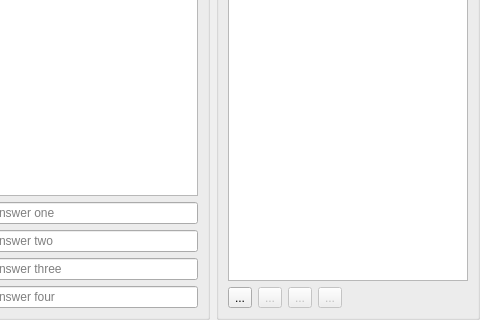
This is src/templates/quiz/quizeditor.ui in BuildmLearn/BuildmLearn-Toolkit as Qt 5 draws it before an edit; both pictures show x 108 to 588 and y 108 to 428 of the 588 by 428 pixel window. The edited form follows.
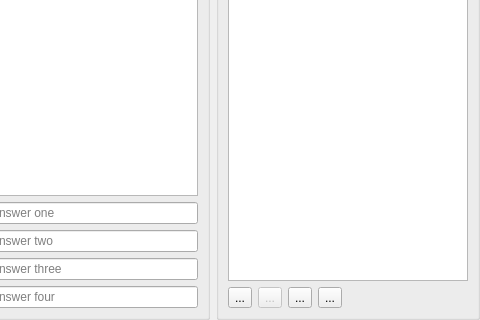
This is the edited form. Custom widgets are drawn as their Qt base class.

```diff
--- a/src/templates/quiz/quizeditor.ui
+++ b/src/templates/quiz/quizeditor.ui
@@ -156,9 +156,6 @@
       </item>
       <item row="1" column="3">
        <widget class="PlainToolButton" name="m_btnQuestionDown">
-        <property name="enabled">
-         <bool>false</bool>
-        </property>
         <property name="toolTip">
          <string>Move question down.</string>
         </property>
@@ -182,9 +179,6 @@
       </item>
       <item row="1" column="2">
        <widget class="PlainToolButton" name="m_btnQuestionUp">
-        <property name="enabled">
-         <bool>false</bool>
-        </property>
         <property name="toolTip">
          <string>Move question up.</string>
         </property>
```
